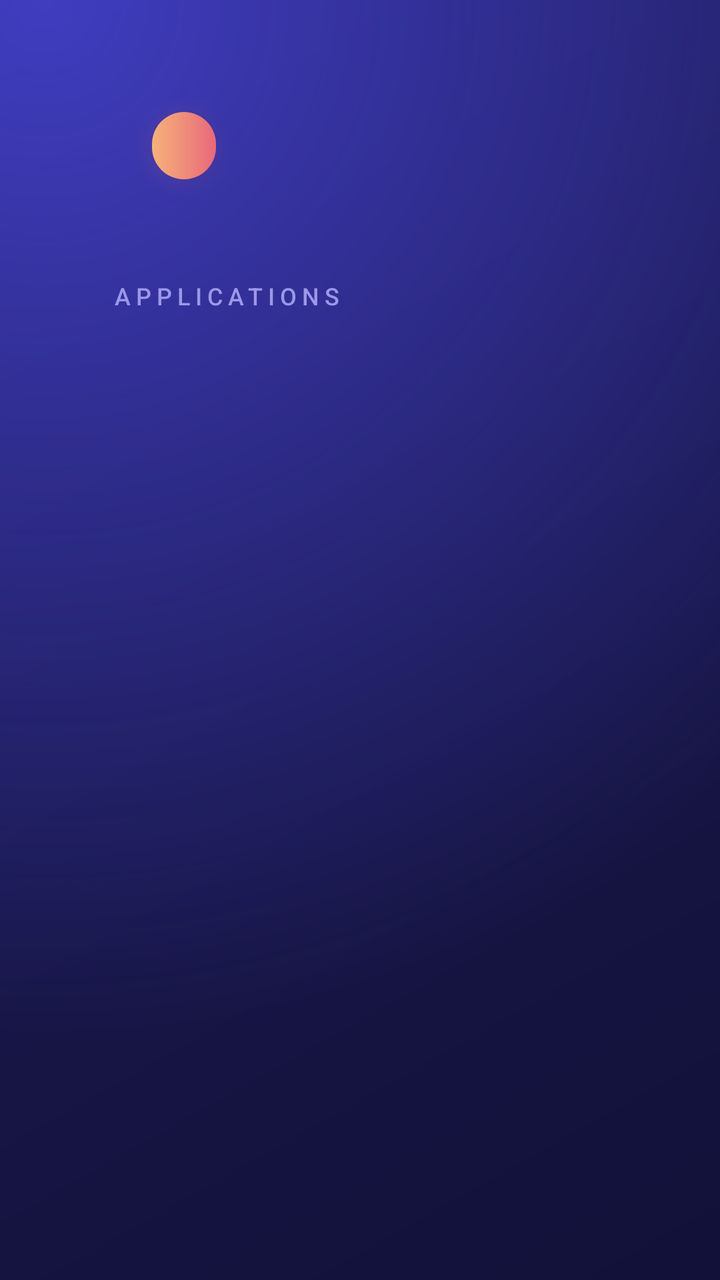
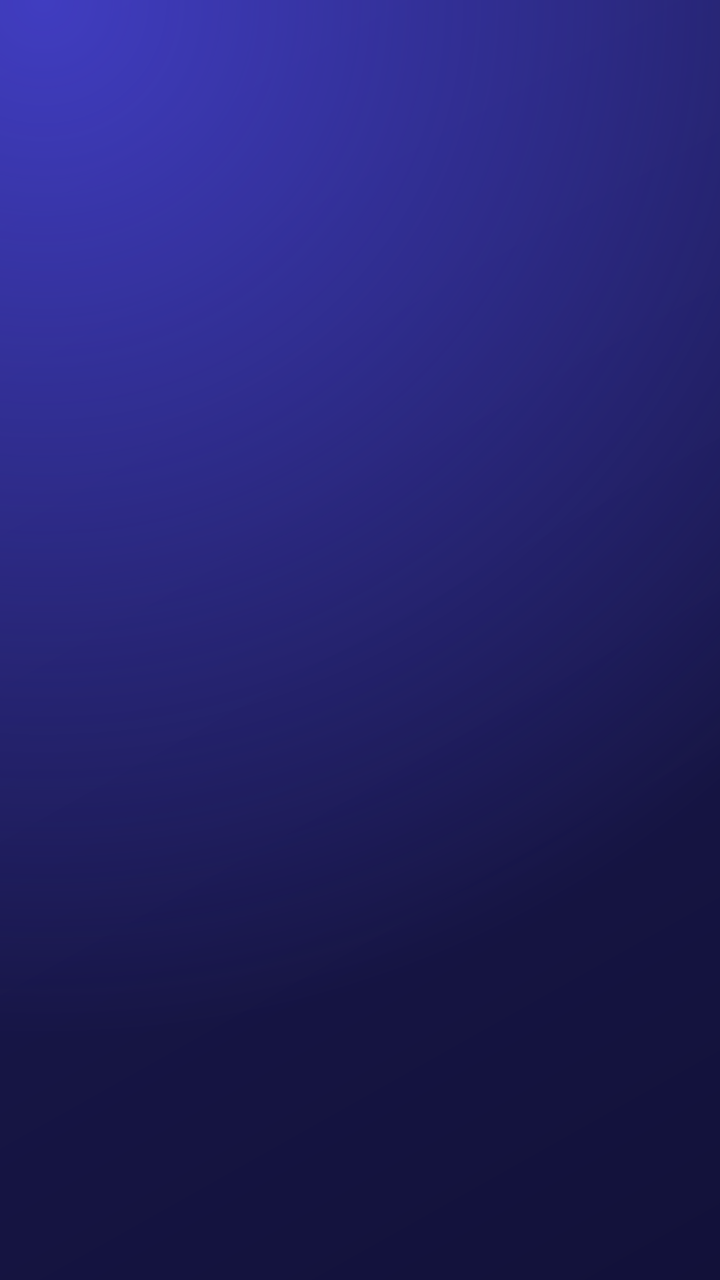

Before-and-after screenshots of an Android layout around one commit, followed by the original layout XML and the change that was made.
<!-- AndroidManifest.xml: application theme Theme.Lite -->
<!-- res/layout/activity_main.xml -->
<?xml version="1.0" encoding="utf-8"?>
<FrameLayout xmlns:android="http://schemas.android.com/apk/res/android"
    android:layout_width="match_parent"
    android:layout_height="match_parent">

<ScrollView
    android:id="@+id/scroll"
    android:layout_width="match_parent"
    android:layout_height="match_parent"
    android:clipChildren="false"
    android:clipToPadding="false"
    android:fillViewport="true"
    android:overScrollMode="never"
    android:paddingStart="@dimen/pad"
    android:paddingTop="40dp"
    android:paddingEnd="@dimen/pad"
    android:paddingBottom="48dp"
    android:scrollbars="none">

    <LinearLayout
        android:layout_width="match_parent"
        android:layout_height="wrap_content"
        android:clipChildren="false"
        android:clipToPadding="false"
        android:orientation="vertical">

        <LinearLayout
            android:layout_width="match_parent"
            android:layout_height="wrap_content"
            android:gravity="center_vertical"
            android:orientation="horizontal">

            <TextView
                android:id="@+id/clock"
                android:layout_width="wrap_content"
                android:layout_height="wrap_content"
                android:fontFamily="sans-serif-medium"
                android:includeFontPadding="false"
                android:textColor="#FFFFFF"
                android:textSize="56sp" />

            <TextView
                android:id="@+id/date"
                android:layout_width="wrap_content"
                android:layout_height="wrap_content"
                android:layout_marginStart="20dp"
                android:background="@drawable/pill"
                android:elevation="6dp"
                android:fontFamily="sans-serif-medium"
                android:outlineSpotShadowColor="@color/focus_glow"
                android:paddingStart="16dp"
                android:paddingTop="6dp"
                android:paddingEnd="16dp"
                android:paddingBottom="6dp"
                android:textColor="#FFFFFF"
                android:textSize="16sp" />
        </LinearLayout>

        <TextView
            android:layout_width="wrap_content"
            android:layout_height="wrap_content"
            android:layout_marginTop="34dp"
            android:layout_marginBottom="16dp"
            android:fontFamily="sans-serif-medium"
            android:letterSpacing="0.22"
            android:text="APPLICATIONS"
            android:textColor="#9C98E8"
            android:textSize="12sp" />

        <LinearLayout
            android:id="@+id/grid"
            android:layout_width="match_parent"
            android:layout_height="wrap_content"
            android:clipChildren="false"
            android:clipToPadding="false"
            android:orientation="vertical" />
    </LinearLayout>
</ScrollView>

    
    <TextView
        android:id="@+id/toast"
        android:layout_width="wrap_content"
        android:layout_height="wrap_content"
        android:layout_gravity="bottom|center_horizontal"
        android:layout_marginBottom="28dp"
        android:alpha="0"
        android:background="@drawable/pill"
        android:elevation="8dp"
        android:fontFamily="sans-serif-medium"
        android:outlineSpotShadowColor="@color/focus_glow"
        android:paddingStart="20dp"
        android:paddingTop="9dp"
        android:paddingEnd="20dp"
        android:paddingBottom="9dp"
        android:textColor="#FFFFFF"
        android:textSize="14sp"
        android:visibility="gone" />
</FrameLayout>
<!-- resources referenced by this layout -->
<resources>
  <color name="focus_glow">#E8687A</color>
  <dimen name="pad">56dp</dimen>
  <!-- drawable pill (drawable) -->
  <?xml version="1.0" encoding="utf-8"?>
  <shape xmlns:android="http://schemas.android.com/apk/res/android">
      <gradient
          android:angle="0"
          android:endColor="#E8687A"
          android:startColor="#F6B27A" />
      <corners android:radius="999dp" />
  </shape>
  <style name="Theme.Lite" parent="android:Theme.DeviceDefault.NoActionBar.Fullscreen">
          <item name="android:windowBackground">@drawable/bg</item>
          <item name="android:colorAccent">#F5A97F</item>
          <item name="android:windowDisablePreview">false</item>
      </style>
  <!-- drawable bg (drawable) -->
  <?xml version="1.0" encoding="utf-8"?>
  <layer-list xmlns:android="http://schemas.android.com/apk/res/android">
      <item>
          <shape>
              <gradient
                  android:angle="315"
                  android:endColor="#121139"
                  android:startColor="#1D1C58"
                  android:type="linear" />
          </shape>
      </item>
      <item>
          <shape>
              <gradient
                  android:centerX="0.06"
                  android:centerY="0.0"
                  android:endColor="#004642D2"
                  android:gradientRadius="520dp"
                  android:startColor="#D94642D2"
                  android:type="radial" />
          </shape>
      </item>
  </layer-list>
</resources>

<!-- the commit's change to res/layout/activity_main.xml (unified diff, before → after) -->
@@ -3,79 +3,76 @@
     android:layout_width="match_parent"
     android:layout_height="match_parent">
 
-<ScrollView
-    android:id="@+id/scroll"
-    android:layout_width="match_parent"
-    android:layout_height="match_parent"
-    android:clipChildren="false"
-    android:clipToPadding="false"
-    android:fillViewport="true"
-    android:overScrollMode="never"
-    android:paddingStart="@dimen/pad"
-    android:paddingTop="40dp"
-    android:paddingEnd="@dimen/pad"
-    android:paddingBottom="48dp"
-    android:scrollbars="none">
-
-    <LinearLayout
+    <ScrollView
+        android:id="@+id/scroll"
         android:layout_width="match_parent"
-        android:layout_height="wrap_content"
+        android:layout_height="match_parent"
         android:clipChildren="false"
         android:clipToPadding="false"
-        android:orientation="vertical">
+        android:fillViewport="true"
+        android:overScrollMode="never"
+        android:paddingStart="@dimen/pad"
+        android:paddingTop="36dp"
+        android:paddingEnd="@dimen/pad"
+        android:paddingBottom="48dp"
+        android:scrollbars="none">
 
         <LinearLayout
             android:layout_width="match_parent"
             android:layout_height="wrap_content"
-            android:gravity="center_vertical"
-            android:orientation="horizontal">
+            android:clipChildren="false"
+            android:clipToPadding="false"
+            android:orientation="vertical">
 
             <TextView
-                android:id="@+id/clock"
+                android:id="@+id/greeting"
                 android:layout_width="wrap_content"
                 android:layout_height="wrap_content"
+                android:layout_marginBottom="6dp"
                 android:fontFamily="sans-serif-medium"
-                android:includeFontPadding="false"
-                android:textColor="#FFFFFF"
-                android:textSize="56sp" />
+                android:textColor="#C7C4FF"
+                android:textSize="18sp" />
 
-            <TextView
-                android:id="@+id/date"
-                android:layout_width="wrap_content"
+            <LinearLayout
+                android:layout_width="match_parent"
                 android:layout_height="wrap_content"
-                android:layout_marginStart="20dp"
-                android:background="@drawable/pill"
-                android:elevation="6dp"
-                android:fontFamily="sans-serif-medium"
-                android:outlineSpotShadowColor="@color/focus_glow"
-                android:paddingStart="16dp"
-                android:paddingTop="6dp"
-                android:paddingEnd="16dp"
-                android:paddingBottom="6dp"
-                android:textColor="#FFFFFF"
-                android:textSize="16sp" />
+                android:gravity="center_vertical"
+                android:orientation="horizontal">
+
+                <TextView
+                    android:id="@+id/clock"
+                    android:layout_width="wrap_content"
+                    android:layout_height="wrap_content"
+                    android:fontFamily="sans-serif-medium"
+                    android:includeFontPadding="false"
+                    android:textColor="#FFFFFF"
+                    android:textSize="56sp" />
+
+                <TextView
+                    android:id="@+id/date"
+                    android:layout_width="wrap_content"
+                    android:layout_height="wrap_content"
+                    android:layout_marginStart="20dp"
+                    android:elevation="6dp"
+                    android:fontFamily="sans-serif-medium"
+                    android:paddingStart="16dp"
+                    android:paddingTop="6dp"
+                    android:paddingEnd="16dp"
+                    android:paddingBottom="6dp"
+                    android:textColor="#FFFFFF"
+                    android:textSize="16sp" />
+            </LinearLayout>
+
+            
+            <LinearLayout
+                android:id="@+id/sections"
+                android:layout_width="match_parent"
+                android:layout_height="wrap_content"
+                android:clipChildren="false"
+                android:clipToPadding="false"
+                android:orientation="vertical" />
         </LinearLayout>
-
-        <TextView
-            android:layout_width="wrap_content"
-            android:layout_height="wrap_content"
-            android:layout_marginTop="34dp"
-            android:layout_marginBottom="16dp"
-            android:fontFamily="sans-serif-medium"
-            android:letterSpacing="0.22"
-            android:text="APPLICATIONS"
-            android:textColor="#9C98E8"
-            android:textSize="12sp" />
-
-        <LinearLayout
-            android:id="@+id/grid"
-            android:layout_width="match_parent"
-            android:layout_height="wrap_content"
-            android:clipChildren="false"
-            android:clipToPadding="false"
-            android:orientation="vertical" />
-    </LinearLayout>
-</ScrollView>
+    </ScrollView>
 
     
     <TextView
@@ -85,10 +82,8 @@
         android:layout_gravity="bottom|center_horizontal"
         android:layout_marginBottom="28dp"
         android:alpha="0"
-        android:background="@drawable/pill"
         android:elevation="8dp"
         android:fontFamily="sans-serif-medium"
-        android:outlineSpotShadowColor="@color/focus_glow"
         android:paddingStart="20dp"
         android:paddingTop="9dp"
         android:paddingEnd="20dp"
<!-- resource entries referenced after the edit -->
@@ -1,16 +1,6 @@
 <!-- resources referenced by this layout -->
 <resources>
-  <color name="focus_glow">#E8687A</color>
   <dimen name="pad">56dp</dimen>
-  <!-- drawable pill (drawable) -->
-  <?xml version="1.0" encoding="utf-8"?>
-  <shape xmlns:android="http://schemas.android.com/apk/res/android">
-      <gradient
-          android:angle="0"
-          android:endColor="#E8687A"
-          android:startColor="#F6B27A" />
-      <corners android:radius="999dp" />
-  </shape>
   <style name="Theme.Lite" parent="android:Theme.DeviceDefault.NoActionBar.Fullscreen">
           <item name="android:windowBackground">@drawable/bg</item>
           <item name="android:colorAccent">#F5A97F</item>
